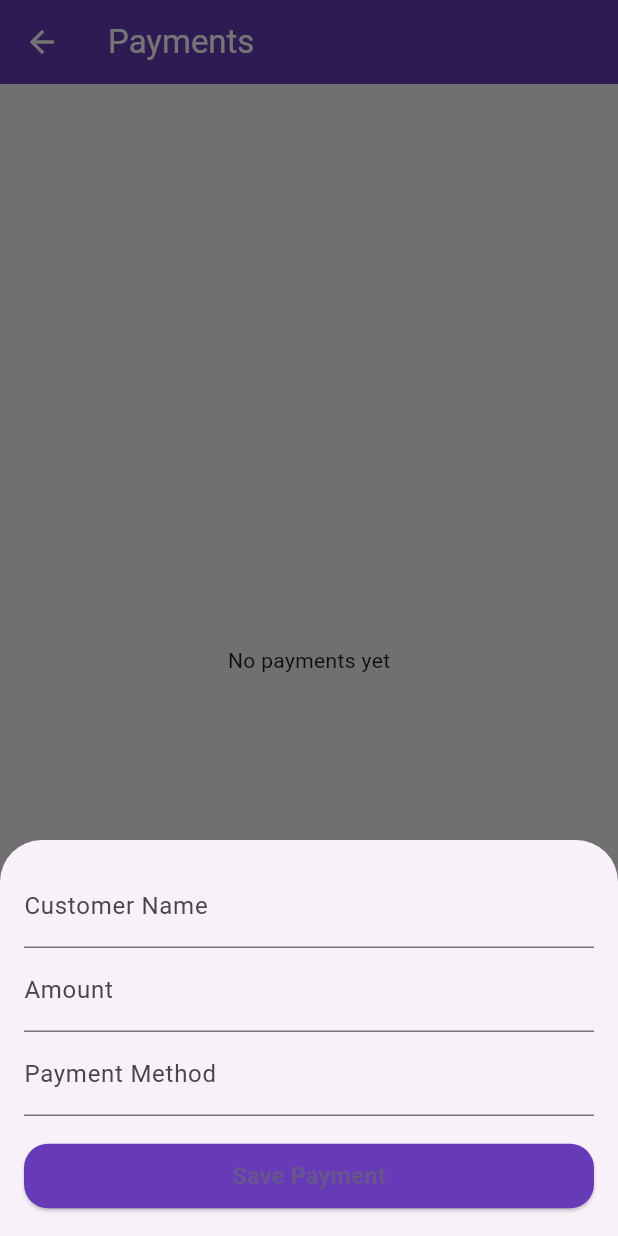
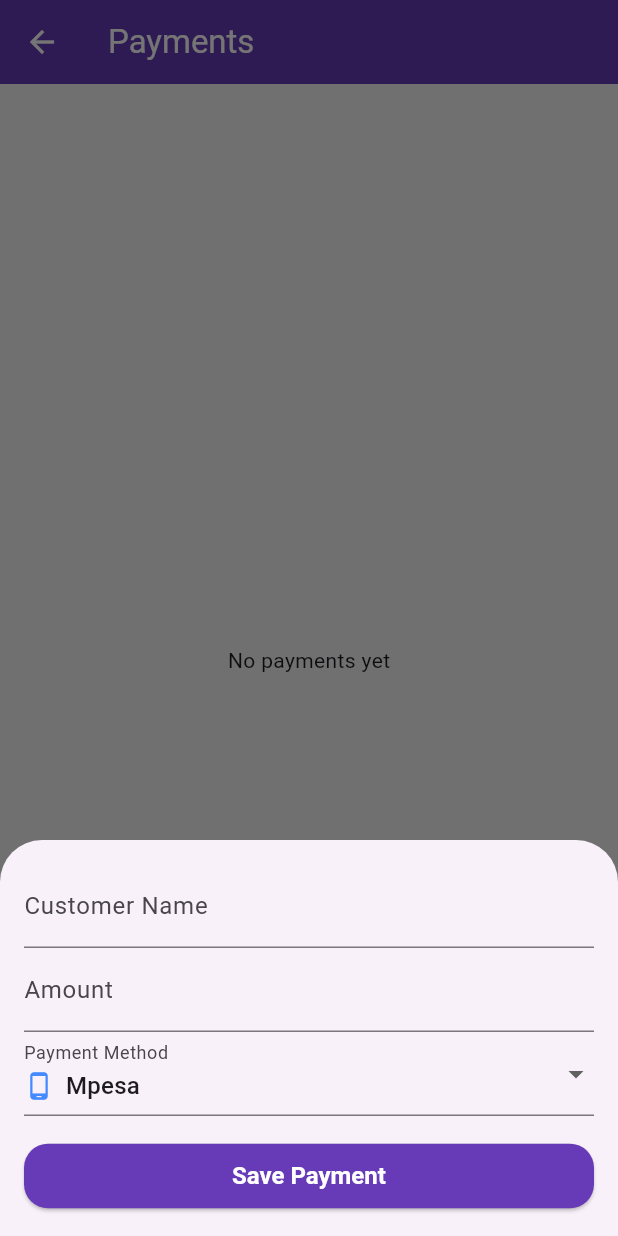
Before and after one commit to John-Kurwa/loyaltyart-app, a Flutter app: the PaymentsPage screen opened by its route, after a tap on the "add" icon, on a phone screen of 412 x 824 dp. Run offline on Flutter 3.47's test engine with Material 3 defaults, Android fonts, the light colour scheme and no system bars; our stand-ins replace cloud_firestore, firebase_auth, firebase_core, fl_chart, qr_flutter; missing offline and left inert: flutter_barcode_scanner; accounts and stored records are empty; generated files the repository leaves out were written again.

Commit message:
Adding features and polishing the app

```diff
--- a/lib/features/auth/presentation/pages/login_page.dart
+++ b/lib/features/auth/presentation/pages/login_page.dart
@@ -149,7 +149,7 @@ class LoginPage extends StatelessWidget {
                   },
                   child: const Text(
                     'Don’t have an account? Sign Up',
-                    style: TextStyle(color: Colors.white70),
+                    style: TextStyle(color: Colors.white),
                   ),
                 ),
               ],
--- a/lib/features/auth/presentation/pages/register.dart
+++ b/lib/features/auth/presentation/pages/register.dart
@@ -200,7 +200,7 @@ class _SignUpPageState extends State<SignUpPage> {
                   },
                   child: const Text(
                     'Already have an account? Login',
-                    style: TextStyle(color: Colors.white70),
+                    style: TextStyle(color: Colors.white),
                   ),
                 ),
               ],
--- a/lib/features/payments/presentation/widgets/payment_form.dart
+++ b/lib/features/payments/presentation/widgets/payment_form.dart
@@ -15,7 +15,28 @@ class _PaymentFormState extends State<PaymentForm> {
   final _formKey = GlobalKey<FormState>();
   String customerName = '';
   double amount = 0.0;
-  String method = '';
+  String method = 'Mpesa';
+
+  final List<String> paymentMethods = ['Mpesa', 'Cash', 'Card', 'PayPal'];
+
+  // ...existing code...
+
+IconData _getMethodIcon(String method) {
+  switch (method) {
+    case 'Mpesa':
+      return Icons.phone_android;
+    case 'Cash':
+      return Icons.attach_money;
+    case 'Card':
+      return Icons.credit_card;
+    case 'PayPal':
+      return Icons.account_balance_wallet;
+    default:
+      return Icons.payment;
+  }
+}
+
+// ...existing code...
 
   @override
   Widget build(BuildContext context) {
@@ -37,14 +58,42 @@ class _PaymentFormState extends State<PaymentForm> {
               onSaved: (val) => amount = double.tryParse(val ?? '0') ?? 0,
               validator: (val) => val!.isEmpty ? 'Enter amount' : null,
             ),
-            TextFormField(
+            DropdownButtonFormField<String>(
+              value: method,
               decoration: const InputDecoration(labelText: 'Payment Method'),
-              onSaved: (val) => method = val ?? '',
-              validator: (val) => val!.isEmpty ? 'Enter payment method' : null,
+              items: paymentMethods.map((m) {
+                return DropdownMenuItem(
+                  value: m,
+                  child: Row(
+                    children: [
+                      Icon(
+                        _getMethodIcon(m),
+                        color: Colors.blueAccent,
+                        size: 20,
+                      ),
+                      const SizedBox(width: 8),
+                      Text(m),
+                    ],
+                  ),
+                );
+              }).toList(),
+              onChanged: (val) {
+                if (val != null) {
+                  setState(() {
+                    method = val;
+                  });
+                }
+              },
+              onSaved: (val) => method = val ?? 'Mpesa',
+              validator: (val) => val == null || val.isEmpty
+                  ? 'Select a payment method'
+                  : null,
             ),
             const SizedBox(height: 16),
             ElevatedButton(
-              child: const Text('Save Payment'),
+              child: const Text('Save Payment',
+              style: TextStyle(color: Colors.white),
+              ),
               onPressed: () {
                 if (_formKey.currentState!.validate()) {
                   _formKey.currentState!.save();
```
Also changed, not shown: lib/features/bookings/presentation/pages/widgets/booking_form.dart (+17 -5 lines), lib/features/home/presentation/pages/home_page.dart (+0 -106 lines), lib/features/payments/presentation/pages/payments_page.dart (+13 -5 lines), lib/main.dart (+22 -14 lines), pubspec.lock.
